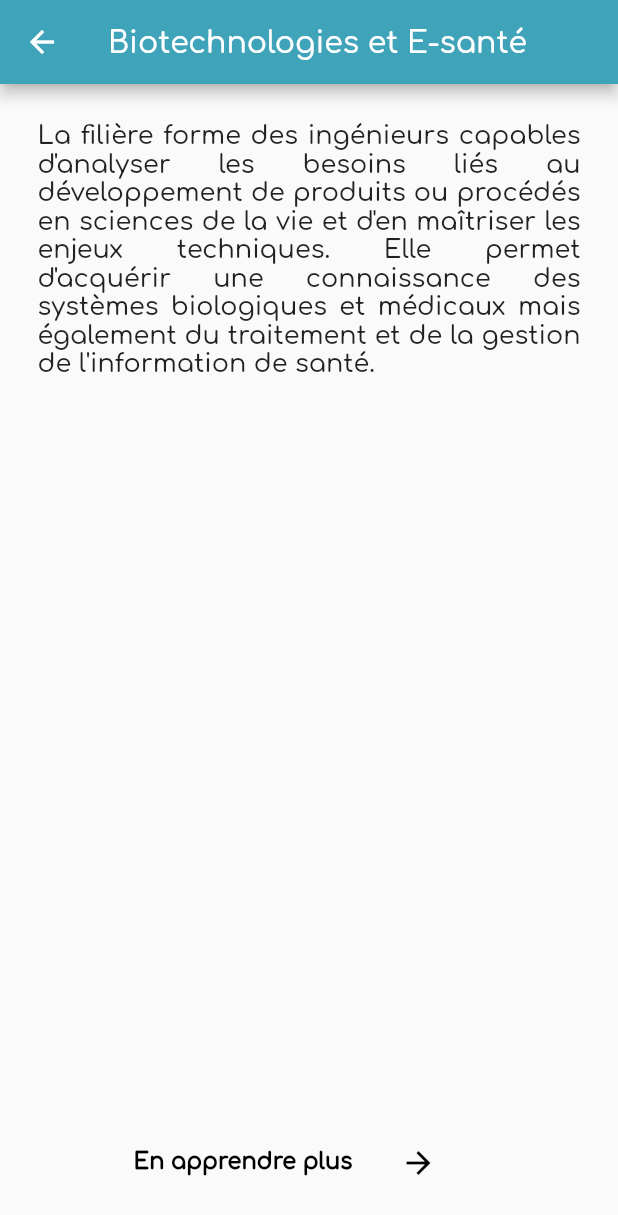
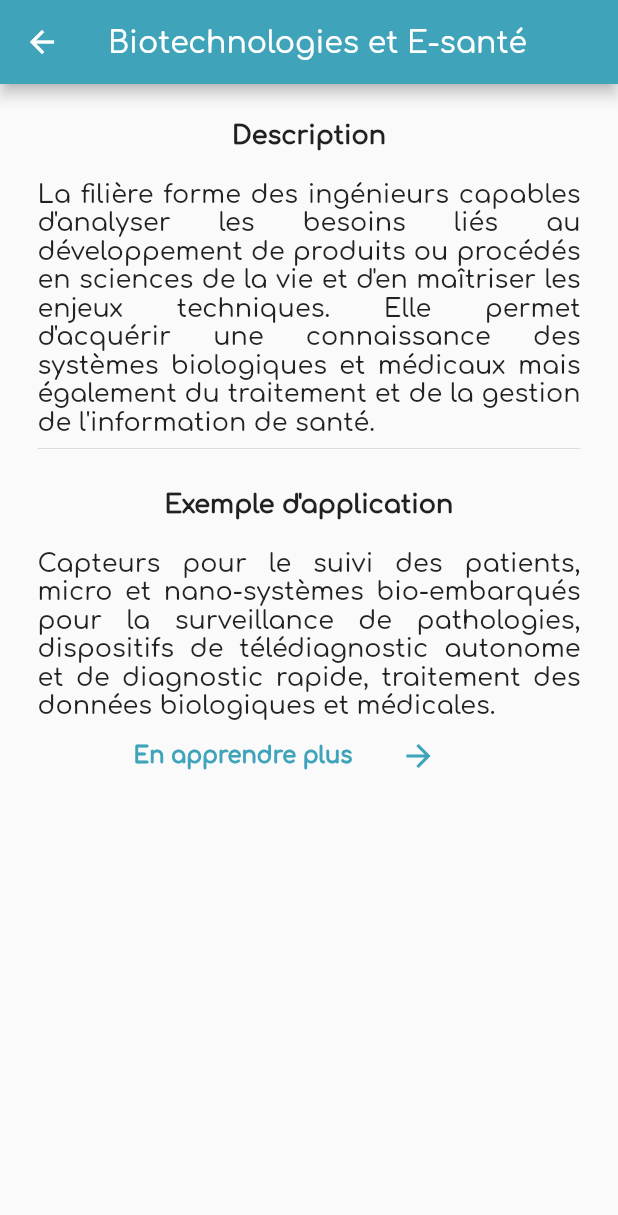
Before and after one commit to jeremySrgt/msh_esiee_app, a Flutter app: the DiscoverPage screen opened directly, after a tap on "Biotechnologies et e-santé", on a phone screen of 412 x 824 dp. Shown: the top 1215 px of the screen. Run offline on Flutter 3.47's test engine with Material 2 defaults, Android fonts, the phone set to English and light mode, and no system bars; our stand-ins replace flutter_swiper.

Commit message:
rectif fautes d'orthographe quizz -> quiz + ajout des metiers potentiels pour les fillieres

```diff
--- a/lib/description_fillieres/FilliereClass.dart
+++ b/lib/description_fillieres/FilliereClass.dart
@@ -2,8 +2,9 @@ class FilliereClass {
   String titre;
   String description;
   String link;
+  String exemple;
 
-  FilliereClass({this.titre, this.description, this.link});
+  FilliereClass({this.titre, this.description, this.link, this.exemple});
 
   FilliereClass getInfo() {
     return FilliereClass(
@@ -11,17 +12,20 @@ class FilliereClass {
         description:
             "Cette filière forme des ingénieurs généralistes en informatique. Elle conduit à l'acquisition de compétences associées aux fondements de l'informatique (langage, algorithme, architecture matérielle et distribuée) permettant une adaptabilité au renouvellement des technologies. La filière informatique couvre de nombreux domaines des technologies du numérique (technologie web, réalité virtuelle, calcul haute performance, biosciences, sécurité logicielle...).",
         link:
-            "https://www.esiee.fr/fr/formations/ingenieur/filieres/informatique");
+            "https://www.esiee.fr/fr/formations/ingenieur/filieres/informatique",
+        exemple:
+            "Applications pour smartphones, cartographie 3D temps réel, gestion de flux boursiers, service de sécurité.");
   }
 
   FilliereClass getBio() {
     return FilliereClass(
-      titre: 'Biotechnologies et E-santé',
-      description:
-          "La filière forme des ingénieurs capables d'analyser les besoins liés au développement de produits ou procédés en sciences de la vie et d'en maîtriser les enjeux techniques. Elle permet d'acquérir une connaissance des systèmes biologiques et médicaux mais également du traitement et de la gestion de l'information de santé.",
-      link:
-          "https://www.esiee.fr/fr/formations/ingenieur/filieres/biotechnologies-esante",
-    );
+        titre: 'Biotechnologies et E-santé',
+        description:
+            "La filière forme des ingénieurs capables d'analyser les besoins liés au développement de produits ou procédés en sciences de la vie et d'en maîtriser les enjeux techniques. Elle permet d'acquérir une connaissance des systèmes biologiques et médicaux mais également du traitement et de la gestion de l'information de santé.",
+        link:
+            "https://www.esiee.fr/fr/formations/ingenieur/filieres/biotechnologies-esante",
+        exemple:
+            "Capteurs pour le suivi des patients, micro et nano-systèmes bio-embarqués pour la surveillance de pathologies, dispositifs de télédiagnostic autonome et de diagnostic rapide, traitement des données biologiques et médicales.");
   }
 
   FilliereClass getCyb() {
@@ -31,6 +35,7 @@ class FilliereClass {
           "La filière forme des ingénieurs capables de répondre aux besoins des entreprises et des organismes publics en matière de sécurité des Systèmes d’information, Systèmes d’exploitation, Réseaux de communication et Matériels. L’objectif est de former des ingénieurs opérationnels maitrisant la sécurité de bout-en-bout : du matériel jusqu'au logiciel en passant par la protection des données.",
       link:
           "https://www.esiee.fr/fr/formations/ingenieur/filieres/cybersecurite-systemes-information",
+      exemple: "Lutte contre la fraude (hacking, ransomware, phishing), sécurité des systèmes d’information, des systèmes d’exploitation, des réseaux, du hardware."
     );
   }
 
@@ -40,7 +45,9 @@ class FilliereClass {
         description:
             "Dans un contexte de très fort essor des Datasciences, du BigData et de l’Intelligence Artificielle (IA), la filière forme des ingénieurs spécialistes : de l'ingénierie et du traitement des données, de l’apprentissage automatique (machine learning), de l’implantation et déploiement de solutions",
         link:
-            "https://www.esiee.fr/fr/formations/ingenieur/filieres/datascience-intelligence-artificielle");
+            "https://www.esiee.fr/fr/formations/ingenieur/filieres/datascience-intelligence-artificielle",
+      exemple: "Analyse de données, objets connectés, marketing, finance, domotique, santé-médical, sécurité."
+    );
   }
 
   FilliereClass getGi() {
@@ -49,7 +56,9 @@ class FilliereClass {
         description:
             "La filière permet d'acquérir les connaissances scientifiques et les compétences technologiques, dans les nouvelles Technologies de l'Information et de la Communication (TIC), pour la conception, l'analyse et le pilotage de systèmes de production de biens et de services et de la supply chain associée, afin d'optimiser leurs performances.",
         link:
-            "https://www.esiee.fr/fr/formations/ingenieur/filieres/genie-industriel");
+            "https://www.esiee.fr/fr/formations/ingenieur/filieres/genie-industriel",
+      exemple: "Planification et ordonnancement de la production, amélioration de la qualité, gestion d’approvisionnement et des stocks, optimisation de la préparation de commandes dans le e-commerce."
+    );
   }
 
   FilliereClass getSe() {
@@ -58,7 +67,9 @@ class FilliereClass {
         description:
             "La filière forme des ingénieurs ayant une vue globale sur la conception, le développement et la mise au point d'un système embarqué. Ces systèmes permettent d'intégrer des processeurs dans un nombre sans cesse croissant de dispositifs, des objets du quotidien aux systèmes technologiques très avancés.",
         link:
-            "https://www.esiee.fr/fr/formations/ingenieur/filieres/systemes-embarques");
+            "https://www.esiee.fr/fr/formations/ingenieur/filieres/systemes-embarques",
+      exemple: "Contrôle moteur d’un véhicule, suspension active, pilotage de drone, conception d’applications pour tablette Androïd."
+    );
   }
 
   FilliereClass getSei() {
@@ -67,7 +78,9 @@ class FilliereClass {
         description:
             "La filière forme des ingénieurs maîtrisant la conception des systèmes électroniques intelligents et communicants, depuis le choix des composants jusqu’à la conception de SoC (System on Chip) ou de cartes, incluant le développement de matériel dédié sur FPGA et les fonctions de communication adaptées. Les ingénieurs issus de cette filière sont ainsi capables de répondre aux enjeux de mobilité, de très faible consommation, de calcul intensif rapide, de sécurité, pour les nouveaux besoins de l’Internet des objets, de l’intelligence artificielle, de la science des données ou de la cybersécurité.",
         link:
-            "https://www.esiee.fr/fr/formations/ingenieur/filieres/systemes-electroniques");
+            "https://www.esiee.fr/fr/formations/ingenieur/filieres/systemes-electroniques",
+      exemple: "Véhicules autonomes, habitat et environnement intelligents, smartphones, paiement sécurisé sans contact, accélération matérielle pour la finance."
+    );
   }
 
   FilliereClass getEn() {
@@ -75,6 +88,8 @@ class FilliereClass {
         titre: 'Energie',
         description:
             "La filière forme des ingénieurs capables de répondre aux enjeux liés au changement climatique et à la transition énergétique par une transformation de l’offre (décarbonation du mix énergétique, utilisation accrue des énergies renouvelables…) et une maîtrise de la demande (sobriété et efficacité énergétique) dans leurs dimensions technologique au niveau économique et réglementaire avec une attention particulière aux outils numériques (objets connectés, données…, modélisation, simulation, optimisation) et à leur mise en œuvre à différentes échelles (bâtiment, quartier, ville, etc.).",
-        link: "https://www.esiee.fr/fr/formations/ingenieur/filieres/energie");
+        link: "https://www.esiee.fr/fr/formations/ingenieur/filieres/energie",
+      exemple: "Rénovation des bâtiments, audit énergétique, smart-grid, bâtiments à énergie positive, éco-quartier, production d’énergie propre."
+    );
   }
 }
--- a/lib/description_fillieres/filliereDescription.dart
+++ b/lib/description_fillieres/filliereDescription.dart
@@ -7,7 +7,7 @@ class FilliereDescription extends StatelessWidget {
 
   FilliereDescription({this.filiere});
 
-  Color _currentBGColor1 = Color(0xff3fa3ba);
+  final Color _currentBGColor1 = Color(0xff3fa3ba);
 
   @override
   Widget build(BuildContext context) {
@@ -16,41 +16,54 @@ class FilliereDescription extends StatelessWidget {
         title: Text(filiere.titre),
         backgroundColor: _currentBGColor1,
       ),
-      body: Container(
+      body: SingleChildScrollView(
+        child: Container(
           padding: EdgeInsets.all(25.0),
           child: Column(
             children: [
-            Expanded(
-                child: Container(
+              Container(
                 constraints: BoxConstraints(minWidth: 100, maxWidth: 500),
-                  child: Text(
+                child: Column(
+                  children: [
+                    Text("Description",style: TextStyle(fontSize: 17.0, fontWeight: FontWeight.bold),),
+                    SizedBox(height: 20.0,),
+                    Text(
                       filiere.description,
                       style: TextStyle(fontSize: 17.0),
                       textAlign: TextAlign.justify,
                     ),
-                )),
+                    Divider(),
+                    SizedBox(height: 20.0,),
+                    Text("Exemple d'application",style: TextStyle(fontSize: 17.0, fontWeight: FontWeight.bold),),
+                    SizedBox(height: 20.0,),
+                    Text(filiere.exemple,
+                        style: TextStyle(fontSize: 17.0),
+                        textAlign: TextAlign.justify)
+                  ],
+                ),
+              ),
               Row(
                 mainAxisAlignment: MainAxisAlignment.center,
                 children: <Widget>[
                   Text(
                     'En apprendre plus',
                     style: TextStyle(
-                      color: Colors.black,
+                        color: _currentBGColor1,
                         fontWeight: FontWeight.bold,
                         fontSize: 15.0),
                   ),
                   FlatButton(
-                  child: Icon(Icons.arrow_forward, color: Colors.black),
+                      child: Icon(Icons.arrow_forward, color: _currentBGColor1),
                       onPressed: () {
                         var url = filiere.link;
                         launch(url);
-                    }
-                ),
+                      }),
                 ],
               ),
             ],
           ),
         ),
+      ),
     );
   }
 }
--- a/lib/main.dart
+++ b/lib/main.dart
@@ -31,7 +31,7 @@ class _MyAppState extends State<MyApp> {
       ],
       child: MaterialApp(
         debugShowCheckedModeBanner: false,
-        title: 'Quizz Esiee',
+        title: 'Quiz Esiee',
         theme: new ThemeData(
           primaryColor: Colors.blue,
           accentColor: Colors.blueAccent,
--- a/lib/menu.dart
+++ b/lib/menu.dart
@@ -89,7 +89,7 @@ class Menu extends StatelessWidget {
                         minWidth: 300,
                         child: RaisedButton(
                           child: Text(
-                            'Découvre les fillières',
+                            'Découvrir les fillières',
                             style: TextStyle(
                                 fontSize: 20, fontWeight: FontWeight.w100),
                           ),
@@ -111,7 +111,7 @@ class Menu extends StatelessWidget {
                 ),
                 FlatButton(
                   child: Text(
-                    "Visite le site de l'Esiee",
+                    "Visite le site de ESIEE Paris",
                     style: TextStyle(color: Colors.white),
                   ),
                   onPressed: _launchURL
--- a/pubspec.yaml
+++ b/pubspec.yaml
@@ -36,7 +36,7 @@ dev_dependencies:
 flutter_icons:
   android: "launcher_icon"
   ios: true
-  image_path: "assets/icon/Quiz_esiee_logo.png"
+  image_path: "assets/icon/Quiz_logo.png"
 
 
 # For information on the generic Dart part of this file, see the
```
Also changed, not shown: assets/icon/Quiz_logo.png (added), 15 other files. Lines whose indentation alone changed are shown as unchanged.
